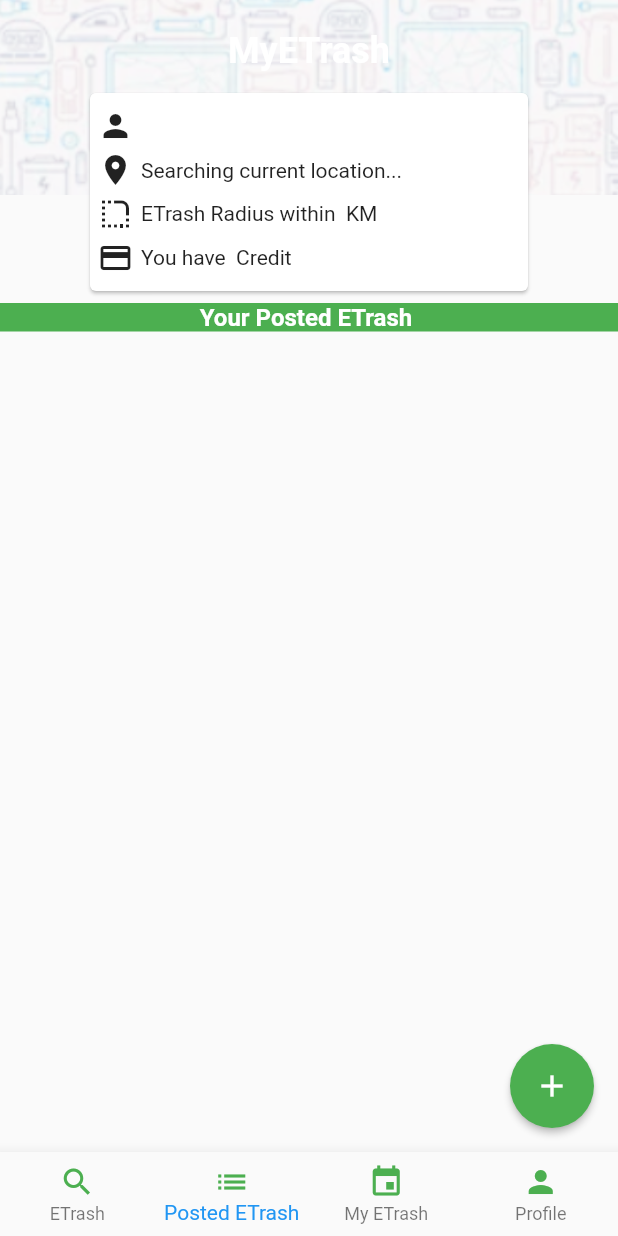
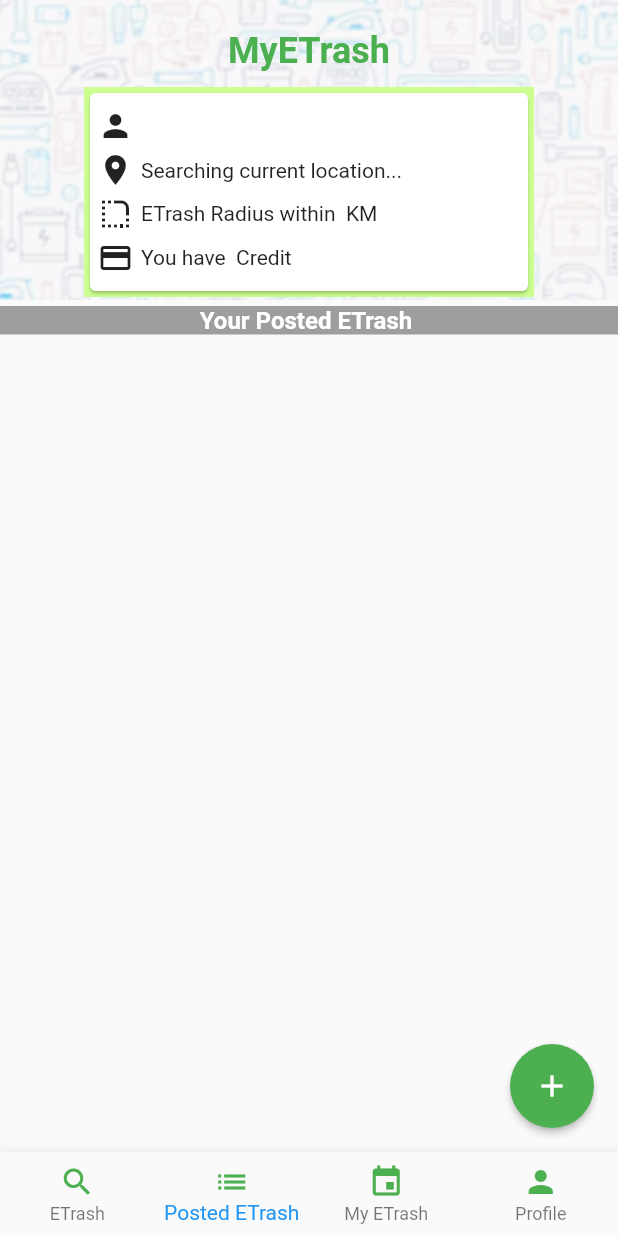
Before and after one commit to EmilySiew/myetrash, a Flutter app: the MainScreen screen opened directly with empty values, item 2 of the bottom bar chosen, on a phone screen of 412 x 824 dp. Run offline on Flutter 3.47's test engine with Material 2 defaults, Android fonts, the phone set to English and light mode, and no system bars; our stand-ins replace flutter_rating_bar, geolocator, google_maps_flutter, image_picker, progress_dialog, random_string and 3 more; missing offline and left inert: place_picker; accounts and stored records are empty.

Commit message:
Update tab_screen2.dart

```diff
--- a/lib/tab_screen2.dart
+++ b/lib/tab_screen2.dart
@@ -71,7 +71,7 @@ class _TabScreen2State extends State<TabScreen2> {
                               child: Image.asset(
                                 "assets/images/background.PNG",
                                 fit: BoxFit.fitWidth,
-                                height: 130,
+                                height: 200,
                                 width: 500,
                               ),
                               ),
@@ -85,10 +85,11 @@ class _TabScreen2State extends State<TabScreen2> {
                                         style: TextStyle(
                                             fontSize: 24,
                                             fontWeight: FontWeight.bold,
-                                            color: Colors.white)),
+                                            color: Colors.green)),
                                   ),
                                   SizedBox(height: 10),
                                   Container(
+                                    color: Colors.lightGreenAccent[100],
                                     width: 300,
                                     height: 140,
                                     child: Card(
@@ -170,7 +171,7 @@ class _TabScreen2State extends State<TabScreen2> {
                               height: 4,
                             ),
                             Container(
-                              color: Colors.green,
+                              color: Colors.grey,
                               child: Center(
                                 child: Text("Your Posted ETrash ",
                                     style: TextStyle(
@@ -214,12 +215,11 @@ class _TabScreen2State extends State<TabScreen2> {
                                   width: 100,
                                   decoration: BoxDecoration(
                                     shape: BoxShape.circle,
-                                      border: Border.all(color: Colors.white),
+                                      border: Border.all(color: Colors.green[100],width:3),
                                       image: DecorationImage(
                                     fit: BoxFit.fill,
                                     image: NetworkImage(
-                                    "http://itschizo.com/emily_siew/myETrash/images/${data[index]['etimage']}"
-                                  )))),
+                                      "http://itschizo.com/emily_siew/myETrash/images/${data[index]['etimage']}")))),
                                 Expanded(
                                   child: Container(
                                     child: Column(
@@ -301,7 +301,7 @@ class _TabScreen2State extends State<TabScreen2> {
     String urlLoadETrash = "http://itschizo.com/emily_siew/myETrash/php/load_etrash_user.php";
      ProgressDialog pr = new ProgressDialog(context,
         type: ProgressDialogType.Normal, isDismissible: false);
-        pr.style(message: "Loading All Accepted ETrash");
+        pr.style(message: "Loading All Posted ETrash");
     pr.show();
     http.post(urlLoadETrash, body: {
       "email": widget.user.email ?? "notavail",
@@ -309,7 +309,7 @@ class _TabScreen2State extends State<TabScreen2> {
     }).then((res) {
       setState(() {
         var extractdata = json.decode(res.body);
-        data = extractdata["etrashs"];
+        data = extractdata["etrash"];
         perpage = (data.length / 10);
         print("data");
         print(data);
```
